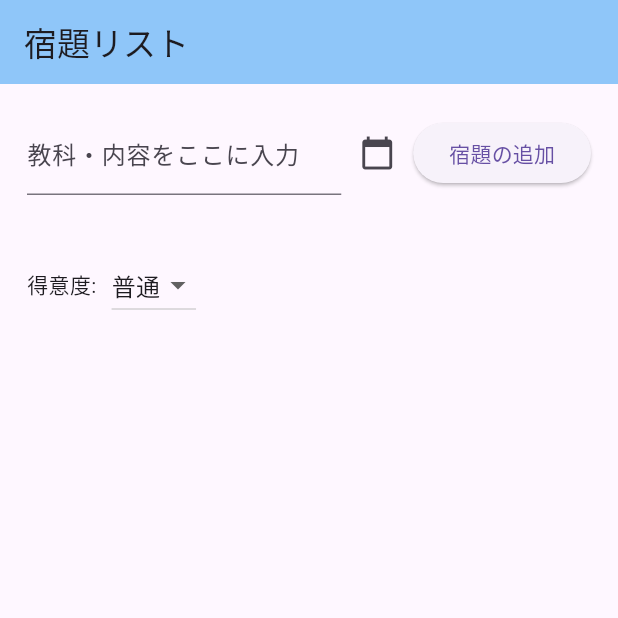
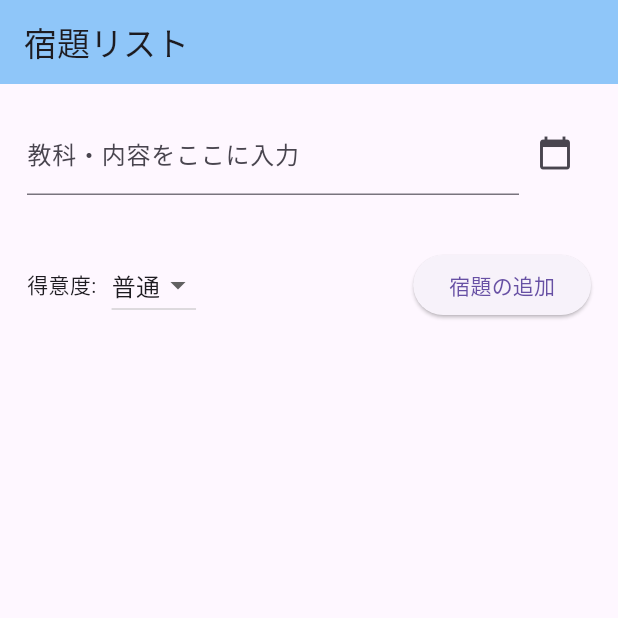
Before and after one commit to KazukiYoshida24/homework_organizer, a Flutter app: the screen it shows after launch, on a phone screen of 412 x 824 dp, the top half of it. Run offline on Flutter 3.47's test engine with Material 3 defaults, Android fonts, the phone set to English and light mode, and no system bars.

Commit message:
Change Layouts

```diff
--- a/lib/main.dart
+++ b/lib/main.dart
@@ -149,10 +149,6 @@ class _HomeworkOrganizerScreenState extends State<HomeworkOrganizerScreen> {
                     }
                   },
                 ),
-                ElevatedButton(
-                  onPressed: _addHomework,
-                  child: const Text('宿題の追加'),
-                ),
               ],
             ),
           ),
@@ -176,9 +172,15 @@ class _HomeworkOrganizerScreenState extends State<HomeworkOrganizerScreen> {
                     );
                   }).toList(),
                 ),
+                const Spacer(), // 可変スペースを追加して右端に追加ボタンを寄せる
+                ElevatedButton(
+                  onPressed: _addHomework,
+                  child: const Text('宿題の追加'),
+                ),
               ],
             ),
           ),
+
           // リストビューの作成
           // Expandedにより、残りのスクリーン領域をすべてリストビューが占有
           Expanded(
```
